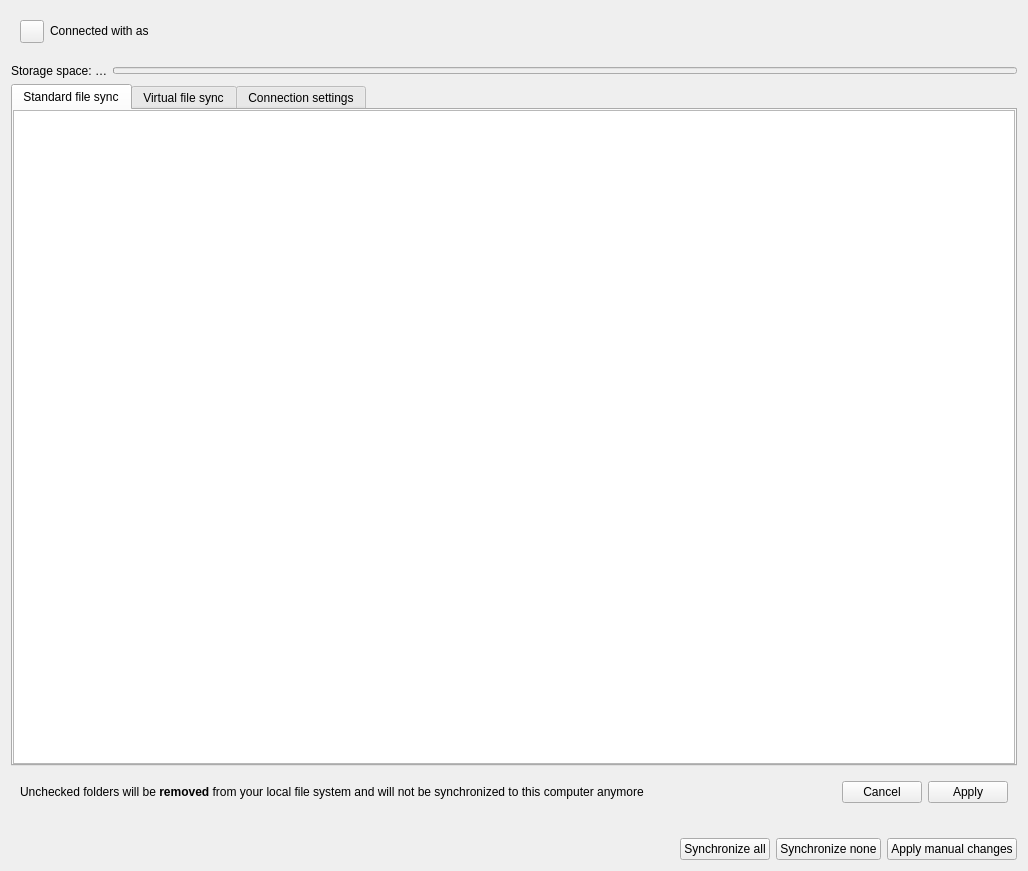
nextcloud/desktop, file src/gui/accountsettings.ui: the form before one commit.
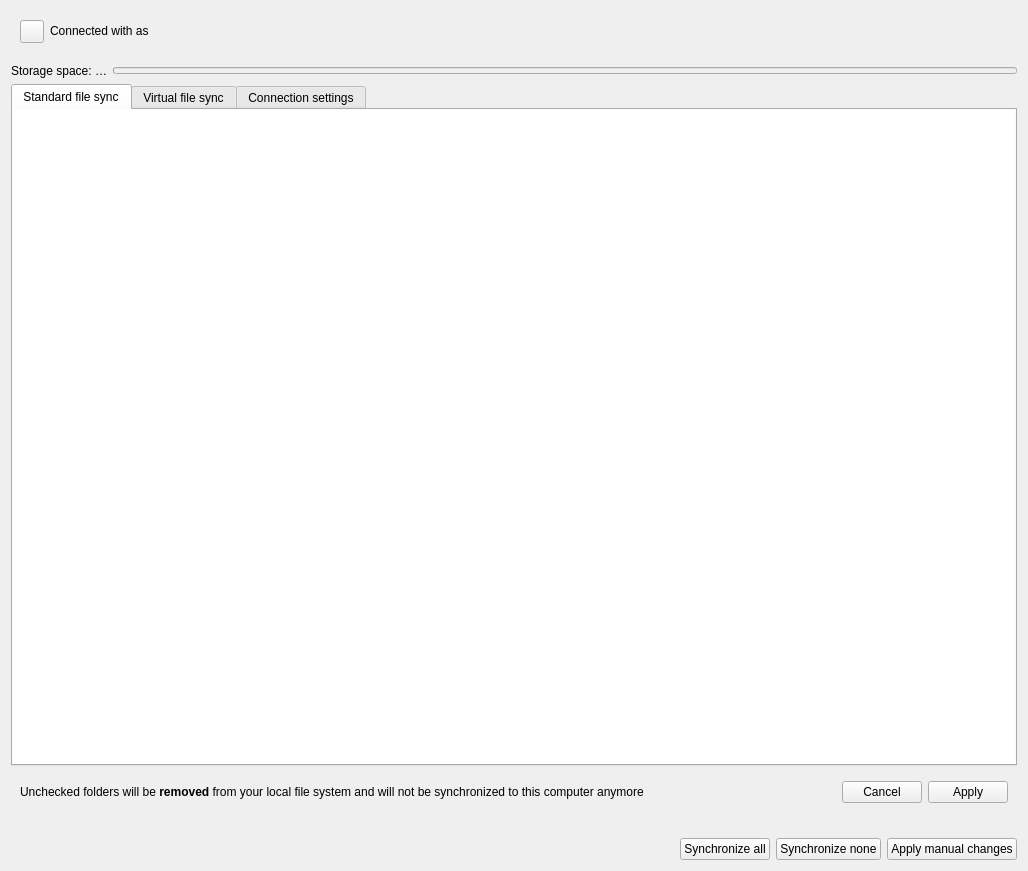
The form after the commit. Custom widgets are drawn as their Qt base class.

Commit message: remove the frame around the sync folders settings area

The edit to the form file:
```diff
--- a/src/gui/accountsettings.ui
+++ b/src/gui/accountsettings.ui
@@ -296,6 +296,9 @@
          <property name="autoFillBackground">
           <bool>false</bool>
          </property>
+         <property name="frameShape">
+          <enum>QFrame::Shape::NoFrame</enum>
+         </property>
          <property name="editTriggers">
           <set>QAbstractItemView::NoEditTriggers</set>
          </property>
```
